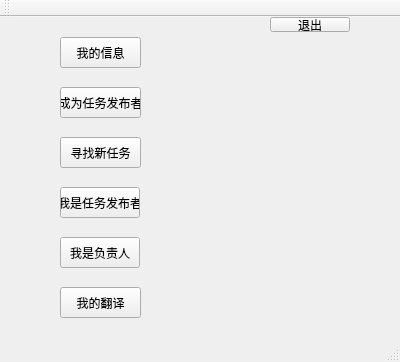
Qt form mainwindow.ui (ljy9912/summer) before a commit.
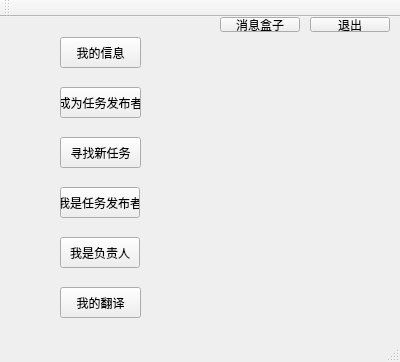
The same form after that commit.

Patch:
```diff
--- a/mainwindow.ui
+++ b/mainwindow.ui
@@ -82,7 +82,7 @@
    <widget class="QPushButton" name="exitBtn">
     <property name="geometry">
      <rect>
-      <x>270</x>
+      <x>310</x>
       <y>0</y>
       <width>80</width>
       <height>15</height>
@@ -105,6 +105,19 @@
      <string>我是任务发布者</string>
     </property>
    </widget>
+   <widget class="QPushButton" name="MessageBox">
+    <property name="geometry">
+     <rect>
+      <x>220</x>
+      <y>0</y>
+      <width>80</width>
+      <height>15</height>
+     </rect>
+    </property>
+    <property name="text">
+     <string>消息盒子</string>
+    </property>
+   </widget>
   </widget>
   <widget class="QMenuBar" name="menuBar">
    <property name="geometry">
```
